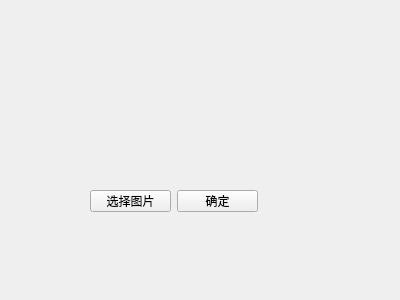
Before: the Qt Designer form opencv_cvtColor/opencv_2YCrCb/ControlItem.ui in ngzHappy/oct2, drawn with Qt 5.
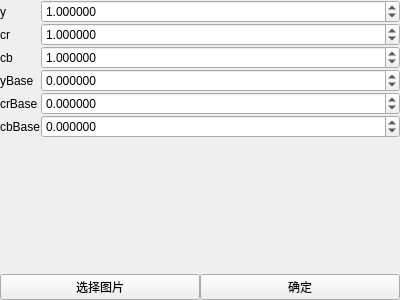
After: the same form once the commit is applied.

What changed in the file:
```diff
--- a/opencv_cvtColor/opencv_2YCrCb/ControlItem.ui
+++ b/opencv_cvtColor/opencv_2YCrCb/ControlItem.ui
@@ -13,32 +13,210 @@
   <property name="windowTitle">
    <string>Form</string>
   </property>
-  <widget class="QWidget" name="">
-   <property name="geometry">
-    <rect>
-     <x>90</x>
-     <y>190</y>
-     <width>168</width>
-     <height>22</height>
-    </rect>
+  <layout class="QVBoxLayout" name="verticalLayout">
+   <property name="spacing">
+    <number>0</number>
    </property>
-   <layout class="QHBoxLayout" name="horizontalLayout">
-    <item>
-     <widget class="QPushButton" name="select_image_button">
-      <property name="text">
-       <string>选择图片</string>
-      </property>
-     </widget>
-    </item>
-    <item>
-     <widget class="QPushButton" name="do_button">
-      <property name="text">
-       <string>确定</string>
-      </property>
-     </widget>
-    </item>
-   </layout>
-  </widget>
+   <property name="leftMargin">
+    <number>0</number>
+   </property>
+   <property name="topMargin">
+    <number>0</number>
+   </property>
+   <property name="rightMargin">
+    <number>0</number>
+   </property>
+   <property name="bottomMargin">
+    <number>0</number>
+   </property>
+   <item>
+    <layout class="QFormLayout" name="formLayout">
+     <property name="horizontalSpacing">
+      <number>0</number>
+     </property>
+     <property name="verticalSpacing">
+      <number>0</number>
+     </property>
+     <item row="0" column="0">
+      <widget class="QLabel" name="yLabel">
+       <property name="text">
+        <string>y</string>
+       </property>
+      </widget>
+     </item>
+     <item row="0" column="1">
+      <widget class="QDoubleSpinBox" name="yDoubleSpinBox">
+       <property name="decimals">
+        <number>6</number>
+       </property>
+       <property name="minimum">
+        <double>-255.000000000000000</double>
+       </property>
+       <property name="maximum">
+        <double>255.000000000000000</double>
+       </property>
+       <property name="singleStep">
+        <double>0.050000000000000</double>
+       </property>
+       <property name="value">
+        <double>1.000000000000000</double>
+       </property>
+      </widget>
+     </item>
+     <item row="1" column="0">
+      <widget class="QLabel" name="crLabel">
+       <property name="text">
+        <string>cr</string>
+       </property>
+      </widget>
+     </item>
+     <item row="1" column="1">
+      <widget class="QDoubleSpinBox" name="crDoubleSpinBox">
+       <property name="decimals">
+        <number>6</number>
+       </property>
+       <property name="minimum">
+        <double>-255.000000000000000</double>
+       </property>
+       <property name="maximum">
+        <double>255.000000000000000</double>
+       </property>
+       <property name="singleStep">
+        <double>0.050000000000000</double>
+       </property>
+       <property name="value">
+        <double>1.000000000000000</double>
+       </property>
+      </widget>
+     </item>
+     <item row="2" column="0">
+      <widget class="QLabel" name="cbLabel">
+       <property name="text">
+        <string>cb</string>
+       </property>
+      </widget>
+     </item>
+     <item row="2" column="1">
+      <widget class="QDoubleSpinBox" name="cbDoubleSpinBox">
+       <property name="decimals">
+        <number>6</number>
+       </property>
+       <property name="minimum">
+        <double>-255.000000000000000</double>
+       </property>
+       <property name="maximum">
+        <double>255.000000000000000</double>
+       </property>
+       <property name="singleStep">
+        <double>0.050000000000000</double>
+       </property>
+       <property name="value">
+        <double>1.000000000000000</double>
+       </property>
+      </widget>
+     </item>
+     <item row="3" column="0">
+      <widget class="QLabel" name="yBaseLabel">
+       <property name="text">
+        <string>yBase</string>
+       </property>
+      </widget>
+     </item>
+     <item row="3" column="1">
+      <widget class="QDoubleSpinBox" name="yBaseDoubleSpinBox">
+       <property name="decimals">
+        <number>6</number>
+       </property>
+       <property name="minimum">
+        <double>-255.000000000000000</double>
+       </property>
+       <property name="maximum">
+        <double>255.000000000000000</double>
+       </property>
+       <property name="singleStep">
+        <double>0.050000000000000</double>
+       </property>
+       <property name="value">
+        <double>0.000000000000000</double>
+       </property>
+      </widget>
+     </item>
+     <item row="4" column="0">
+      <widget class="QLabel" name="crBaseLabel">
+       <property name="text">
+        <string>crBase</string>
+       </property>
+      </widget>
+     </item>
+     <item row="4" column="1">
+      <widget class="QDoubleSpinBox" name="crBaseDoubleSpinBox">
+       <property name="decimals">
+        <number>6</number>
+       </property>
+       <property name="minimum">
+        <double>-255.000000000000000</double>
+       </property>
+       <property name="maximum">
+        <double>255.000000000000000</double>
+       </property>
+       <property name="singleStep">
+        <double>0.050000000000000</double>
+       </property>
+       <property name="value">
+        <double>0.000000000000000</double>
+       </property>
+      </widget>
+     </item>
+     <item row="5" column="0">
+      <widget class="QLabel" name="cbBaseLabel">
+       <property name="text">
+        <string>cbBase</string>
+       </property>
+      </widget>
+     </item>
+     <item row="5" column="1">
+      <widget class="QDoubleSpinBox" name="cbBaseDoubleSpinBox">
+       <property name="decimals">
+        <number>6</number>
+       </property>
+       <property name="minimum">
+        <double>-255.000000000000000</double>
+       </property>
+       <property name="maximum">
+        <double>255.000000000000000</double>
+       </property>
+       <property name="singleStep">
+        <double>0.050000000000000</double>
+       </property>
+       <property name="value">
+        <double>0.000000000000000</double>
+       </property>
+      </widget>
+     </item>
+    </layout>
+   </item>
+   <item>
+    <layout class="QHBoxLayout" name="horizontalLayout">
+     <property name="spacing">
+      <number>0</number>
+     </property>
+     <item>
+      <widget class="QPushButton" name="select_image_button">
+       <property name="text">
+        <string>选择图片</string>
+       </property>
+      </widget>
+     </item>
+     <item>
+      <widget class="QPushButton" name="do_button">
+       <property name="text">
+        <string>确定</string>
+       </property>
+      </widget>
+     </item>
+    </layout>
+   </item>
+  </layout>
  </widget>
  <resources/>
  <connections/>
```
Left out of the diff: 99 changed lines with no effect on the pictures.
